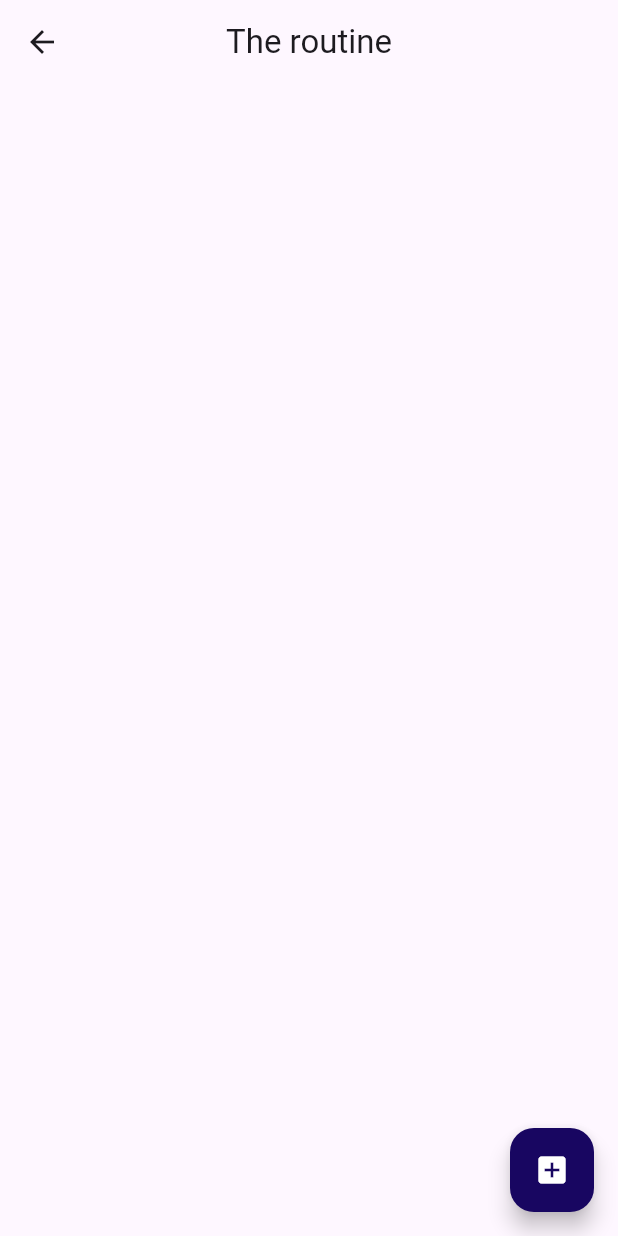
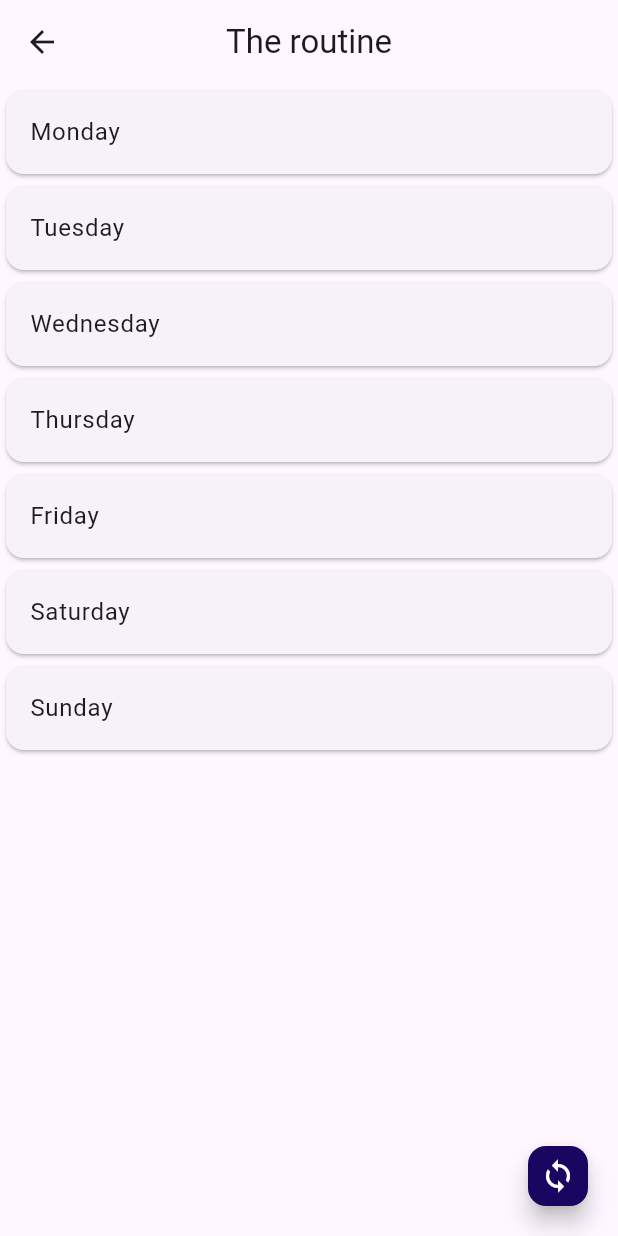
Before and after one commit to Ferchke7/FitForFree, a Flutter app: the AddRecords screen opened directly, on a phone screen of 412 x 824 dp. Run offline on Flutter 3.47's test engine with Material 3 defaults, Android fonts, the phone set to English and light mode, and no system bars; our stand-ins replace accordion, sqflite, supabase_flutter; accounts and stored records are empty; network calls fail.

Commit message:
added some

```diff
--- a/FlutterNew/fitforfree/lib/database/database_helper.dart
+++ b/FlutterNew/fitforfree/lib/database/database_helper.dart
@@ -46,8 +46,8 @@ Future<void> _createDb(Database db, int version) async {
       id INTEGER PRIMARY KEY AUTOINCREMENT,
       user_id INTEGER,
       record TEXT,
-      week_name TEXT, -- Add week name column
-      date TEXT, -- Add date column
+      week_name TEXT,
+      date TEXT,
       FOREIGN KEY (user_id) REFERENCES user(id) ON DELETE CASCADE
     )
   ''');
--- /dev/null
+++ b/FlutterNew/fitforfree/lib/models/exercise.dart
@@ -0,0 +1,32 @@
+class Exercise {
+  String name;
+  int reps;
+  int weight;
+
+  Exercise({
+    required this.name,
+    required this.reps,
+    required this.weight,
+  });
+
+  factory Exercise.fromJson(Map<String, dynamic> json) {
+    return Exercise(
+      name: json['name'],
+      reps: json['reps'],
+      weight: json['weight'],
+    );
+  }
+
+  Map<String, dynamic> toJson() {
+    return {
+      'name': name,
+      'reps': reps,
+      'weight': weight,
+    };
+  }
+
+  @override
+  String toString() {
+    return 'Exercise{name: $name, reps: $reps, weight: $weight}';
+  }
+}
--- a/FlutterNew/fitforfree/lib/pages/home_page.dart
+++ b/FlutterNew/fitforfree/lib/pages/home_page.dart
@@ -35,13 +35,13 @@ void _initUser() async {
     await userService.insertUser(initialize);
     User? tempUser = await userService.getUserByUsername(username);
     userId = tempUser!.id!;
-    username = tempUser.username!;
+    my_username = tempUser.username!;
     print("SUCC ADDED");
   }
   else {
     var temp = existingUser.username;
     userId = existingUser.id!;
-    username = existingUser.username!;
+    my_username = temp!;
     print("ALREADY $temp");
   }
 }
--- a/FlutterNew/fitforfree/lib/pages/records_page.dart
+++ b/FlutterNew/fitforfree/lib/pages/records_page.dart
@@ -1,8 +1,12 @@
+import 'package:accordion/accordion.dart';
+import 'package:fitforfree/database/exercise_json_helper.dart';
 import 'package:fitforfree/database/sqlite_service.dart';
+import 'package:fitforfree/models/exercise.dart';
 import 'package:fitforfree/models/user.dart';
+import 'package:fitforfree/pages/edit_routine.dart';
 import 'package:fitforfree/utils/common.dart';
 import 'package:flutter/material.dart';
-
+List<String> daysOfWeek = ["Monday", "Tuesday", "Wednesday", "Thursday", "Friday", "Saturday", "Sunday"];
 class AddRecords extends StatefulWidget {
   const AddRecords({super.key});
 
@@ -12,24 +16,78 @@ class AddRecords extends StatefulWidget {
 
 class _AddRecordsState extends State<AddRecords> {
   UserService userService = UserService();
+  late User currentUser;
+
+  @override
+  void initState() {
+    super.initState();
+    _initCurrentUser();
+  }
+
+  Future<void> _initCurrentUser() async {
+    User? loadedUser = await userService.getUserByUsername(my_username);
+
+    setState(() {
+      currentUser = loadedUser!;
+    });
+  }
+
 
   @override
   Widget build(BuildContext context) {
+    ExerciseService exerciseService = ExerciseService();
     return Scaffold(
       appBar: AppBar(
         title: Text("The routine"),
         centerTitle: true,
-        actions: <Widget>[
+      ),
+      body: ListView.builder(
+        itemCount: daysOfWeek.length,
+        itemBuilder: (context, index) {
+          String day = daysOfWeek[index];
+          return Card(
 
-        ],
-      ),
+            child: ListTile(
+              title: Text(day),
+              onTap: () async {
+                  // List<Exercise> initialExercises = [
+                  //   Exercise(name: 'dsdsd', reps: 3, weight: 14),
+                  //   Exercise(name: 'squats', reps: 5, weight: 12),
+                  //   Exercise(name: 'bench', reps: 5, weight: 12),
+
+                  //   Exercise(name: '44', reps: 5, weight: 12),
+                  // ];
+                  // String jsonString = exerciseService.encodeExercises(initialExercises);
+                  // currentUser.monday = jsonString;
+                  // await userService.updateUser(currentUser);
+                Navigator.push(context,
+                 MaterialPageRoute(builder: (context) => EditRoutine(day: day,)
+                 )
+                 );
+              },
+            ),
+
+          );
+        })
+
+      ,
       floatingActionButton:
-      FloatingActionButton(
+      FloatingActionButton.small(
         backgroundColor: const Color.fromARGB(255, 24, 6, 97),
         onPressed: () {
-          print("USER ID AND NAME IS $userId ");
+          if (currentUser != null) {
+          print(currentUser.monday.toString());
+          String? tempDay = currentUser.monday;
+
+          currentUser.monday = null;
+          userService.updateUser(currentUser);
+          }
+          else {
+            print("USER NOT BEING INIT");
+          }
+
       },
-        child: const Icon(Icons.add_box,color: Colors.white,) ),
+        child: const Icon(Icons.sync,color: Colors.white,) ),
     );
   }
 }
--- a/FlutterNew/fitforfree/lib/services/new_list.dart
+++ b/FlutterNew/fitforfree/lib/services/new_list.dart
@@ -121,7 +121,8 @@ class _NewsListState extends State<NewsList> {
           }
         },
       ),
-      floatingActionButton: FloatingActionButton(
+      floatingActionButton: FloatingActionButton.small(
+        backgroundColor: Color.fromARGB(255, 12, 47, 173),
         onPressed: () async {
            final result = await Navigator.push(
                 context,
@@ -134,7 +135,7 @@ class _NewsListState extends State<NewsList> {
            }
           },
 
-        child: const Icon(Icons.add_box_outlined),
+        child: const Icon(Icons.add_box_outlined, color: Colors.white,),
       ),
     );
   }
--- a/FlutterNew/fitforfree/lib/utils/common.dart
+++ b/FlutterNew/fitforfree/lib/utils/common.dart
@@ -2,4 +2,4 @@ import 'package:supabase_flutter/supabase_flutter.dart';
 
 final client = Supabase.instance.client;
 late int userId;
-late String username;
+late String my_username;
```
Also changed, not shown: FlutterNew/fitforfree/lib/database/exercise_json_helper.dart (added, +35 -0 lines), FlutterNew/fitforfree/lib/pages/edit_routine.dart (added, +120 -0 lines).
